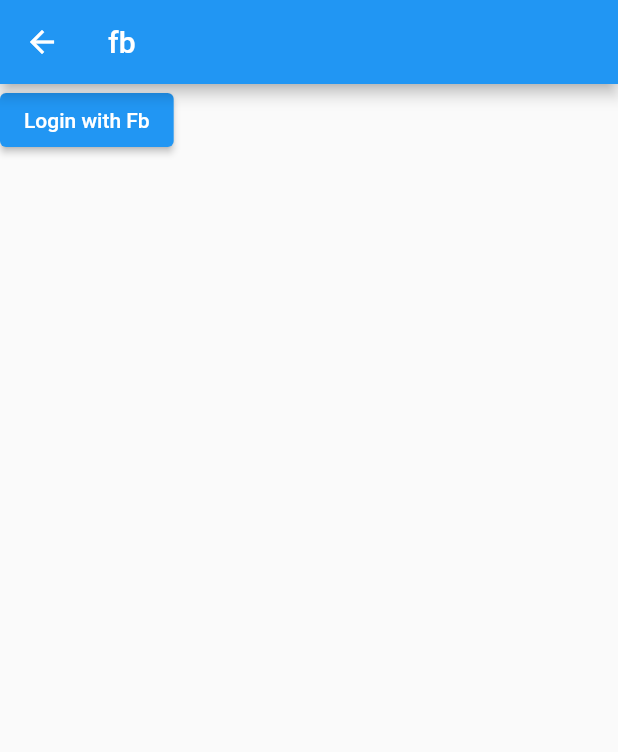
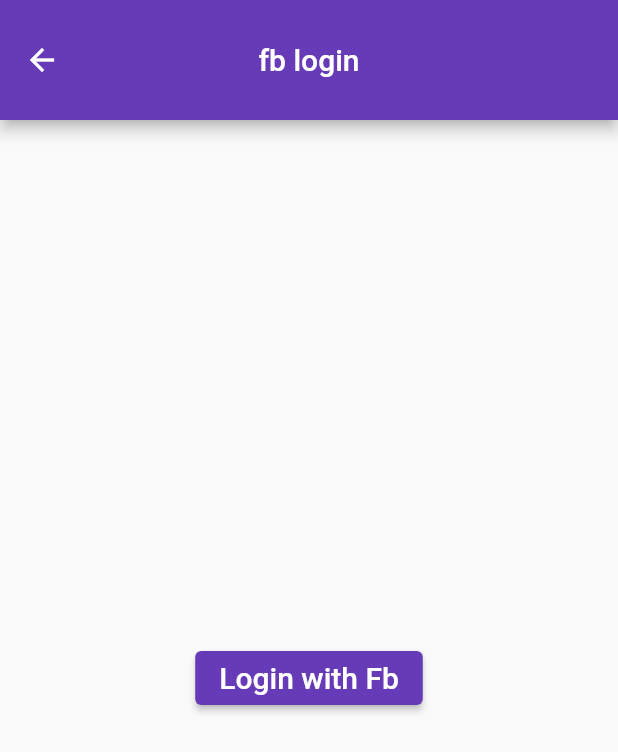
Before and after one commit to naseerx/Facebook-Login, a Flutter app: the MyHomePage screen opened directly, after a tap on "Login with Fb", on a phone screen of 412 x 824 dp. Shown: the top 752 px of the screen. Run offline on Flutter 3.47's test engine with Material 2 defaults, Android fonts, the phone set to English and light mode, and no system bars; our stand-ins replace firebase_core, google_mobile_ads; missing offline and left inert: flutter_facebook_auth; accounts and stored records are empty; network calls fail.

```diff
--- a/lib/main.dart
+++ b/lib/main.dart
@@ -1,10 +1,9 @@
+import 'package:fb/fb_details.dart';
 import 'package:firebase_core/firebase_core.dart';
 import 'package:flutter/foundation.dart';
 import 'package:flutter/material.dart';
 import 'package:flutter_facebook_auth/flutter_facebook_auth.dart';
-import 'package:google_mobile_ads/google_mobile_ads.dart';
 
-import 'ads/ads.dart';
 import 'home.dart';
 
 void main() {
@@ -41,14 +40,18 @@ class MyHomePage extends StatefulWidget {
 class _MyHomePageState extends State<MyHomePage> {
   bool _isLoggedIn = false;
 
-
   @override
   Widget build(BuildContext context) {
     return Scaffold(
       appBar: AppBar(
-        title: const Text('fb'),
+        title: const Text('fb login'),
+        centerTitle: true,
+        toolbarHeight: 80,
+        backgroundColor: Colors.deepPurple,
       ),
-      body: ElevatedButton(
+      body: Center(
+        child: ElevatedButton(
+          style: ElevatedButton.styleFrom(primary: Colors.deepPurple),
           onPressed: () async {
             FacebookAuth.instance.login(
                 permissions: ["public_profile", "email"]).then((value) async {
@@ -57,15 +60,52 @@ class _MyHomePageState extends State<MyHomePage> {
               });
               final LoginResult result = await FacebookAuth.instance.login();
               if (result.status == LoginStatus.success) {
-              print('facebook login successfully ');
                 final AccessToken accessToken = result.accessToken!;
+
+                // There are two methods of getting user data from fb login
+
+                // First method
+                // *****************************************************
+
+                // var graphResponse = await http.get(Uri.parse(
+                //   'https://graph.facebook.com/v2.12/me?fields=picture&access_token=${accessToken.token}',
+                // ));
+                //
+                // var profile = json.decode(graphResponse.body);
+                // // if (kDebugMode) {
+                // //   print(profile.toString());
+                // //   print(
+                // //     profile['picture']['data']['url'],
+                // //   );
+                // //   print('facebook login successfully ');
+                // // }
+                // String image = profile['picture']['data']['url'];
+
+                // *****************************************************
+
+                // 2nd Method and i am using 2nd one
+                // *****************************************************
                 final userData = await FacebookAuth.i.getUserData();
+                if (kDebugMode) {
                   print('Your fb name : ${userData['name']}');
                   print('Your fb email : ${userData['email']}');
+                  print(
+                      'Your fb photo : ${userData['picture']['data']['url']}');
+                }
+                Navigator.of(context).push(MaterialPageRoute(
+                    builder: (context) => FbDetails(
+                          email: '${userData['email']}',
+                          name: '${userData['name']}',
+                          photo: '${userData['picture']['data']['url']}',
+                        )));
               }
             });
           },
-        child: const Text('Login with Fb'),
+          child: const Text(
+            'Login with Fb',
+            style: TextStyle(fontSize: 20),
+          ),
+        ),
       ),
     );
   }
```
Also changed, not shown: lib/fb_details.dart (added, +61 -0 lines). Lines whose indentation alone changed are shown as unchanged.
